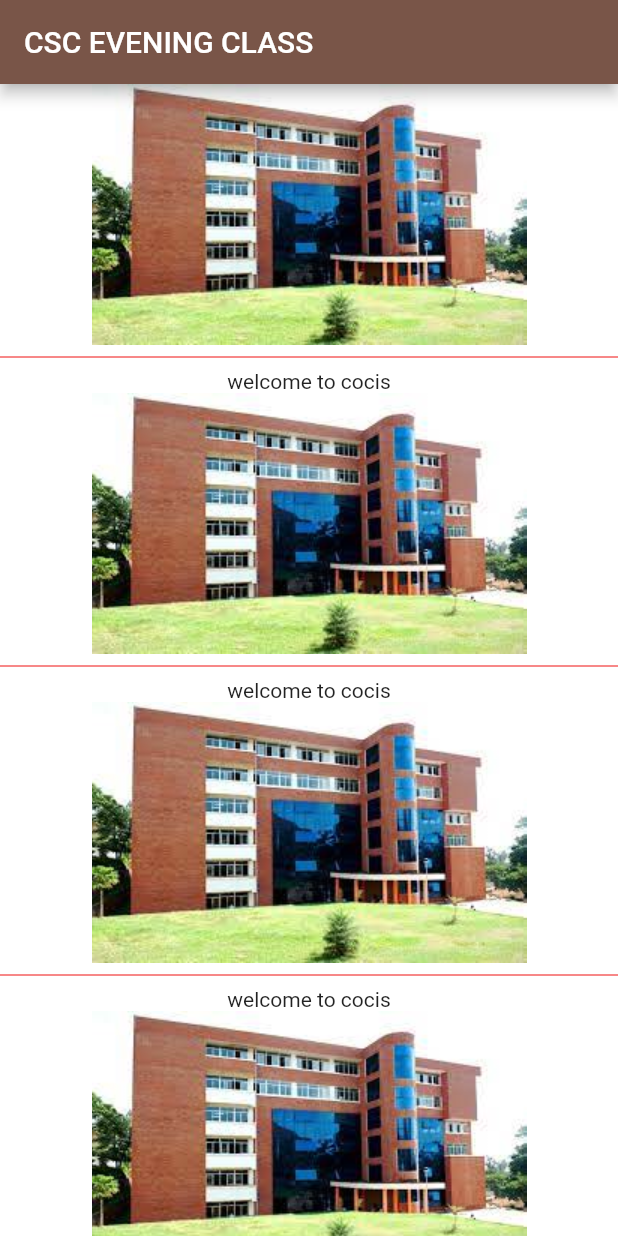
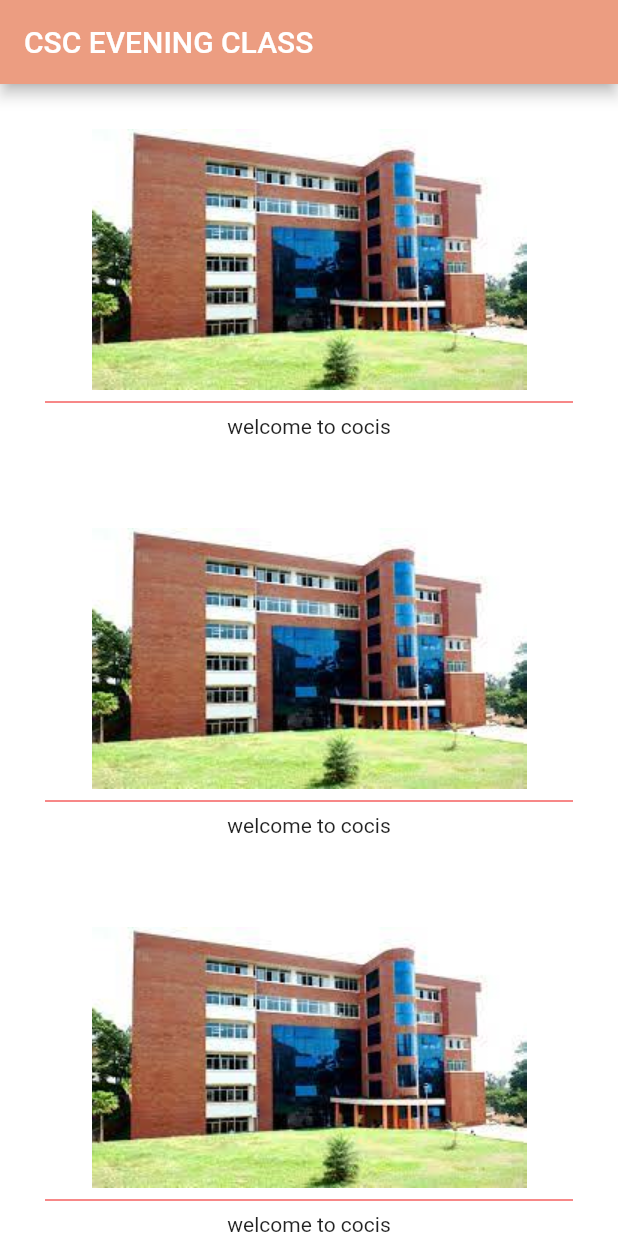
Before and after one commit to maginodan/flutter_app, a Flutter app: the screen it shows after launch, on a phone screen of 412 x 824 dp. Run offline on Flutter 3.47's test engine with Material 2 defaults, Android fonts, the phone set to English and light mode, and no system bars.

Commit message:
container and scaling of the image

```diff
--- a/lib/body.dart
+++ b/lib/body.dart
@@ -6,7 +6,9 @@ class Body extends StatelessWidget {
     return ListView.builder(
       itemCount: 25,
       itemBuilder: (context, rowNumber) {
-        return Column(
+        return Container(
+            padding: EdgeInsets.all(30.0),
+            child: Column(
               children: [
                 Image.asset("assets/download.jpg"),
                 Divider(
@@ -14,7 +16,7 @@ class Body extends StatelessWidget {
                 ),
                 Text("welcome to cocis"),
               ],
-        );
+            ));
       },
     );
   }
--- a/lib/main.dart
+++ b/lib/main.dart
@@ -11,7 +11,8 @@ class Helloworld extends StatelessWidget {
     return MaterialApp(
       home: Scaffold(
         appBar: AppBar(
-            title: Text("CSC EVENING CLASS"), backgroundColor: Colors.brown),
+            title: Text("CSC EVENING CLASS"),
+            backgroundColor: Color(0xffec9d81)),
         backgroundColor: Colors.white,
         body: Body(),
       ),
```
Lines whose indentation alone changed are shown as unchanged.
